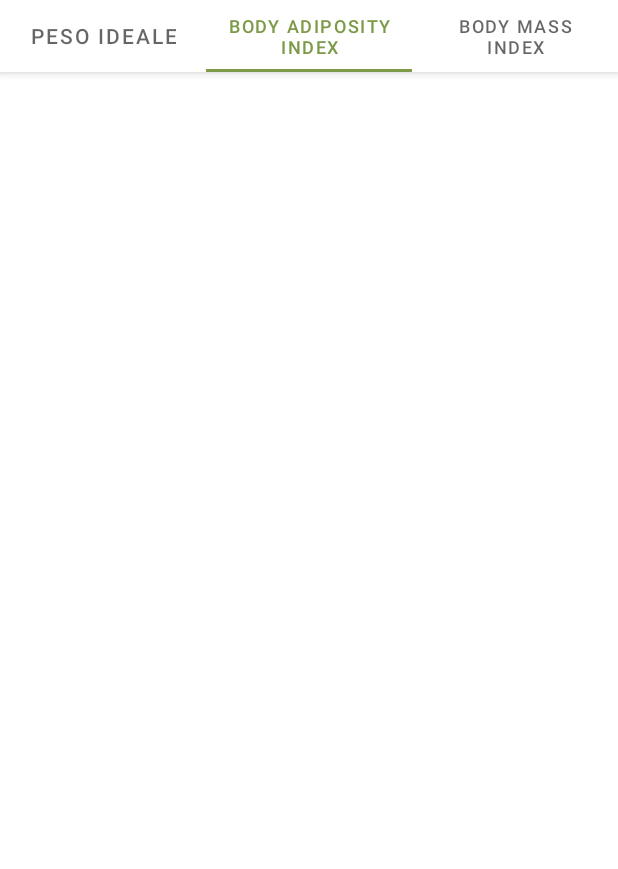
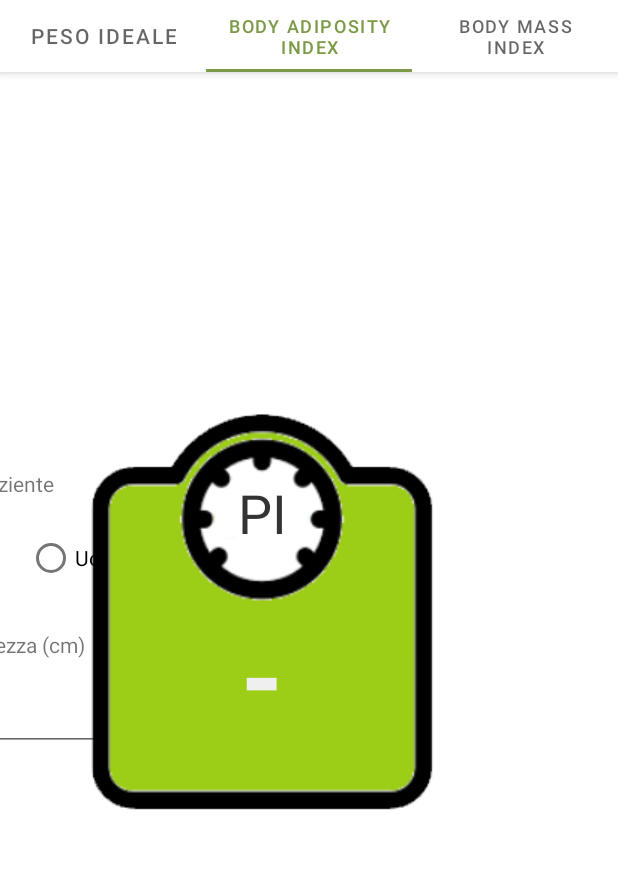
Before and after one commit to ga2/NutriPlan, an Android app: the ActivityCalc screen opened directly, with no data from a screen before it, tab 2 chosen, on a phone screen of 412 x 824 dp, the part 89-958 px from its top. Run offline under Robolectric (Android 15) with nearby library versions, the light colour scheme and no system bars; 1 statement that could not run was skipped.

Commit message:
- draft of tab system for index calculator with Lorenz formula, only for women

```diff
--- a/app/build.gradle
+++ b/app/build.gradle
@@ -34,6 +34,7 @@ dependencies {
     implementation 'androidx.constraintlayout:constraintlayout:1.1.3'
     implementation 'androidx.lifecycle:lifecycle-livedata-ktx:2.2.0'
     implementation 'androidx.lifecycle:lifecycle-viewmodel-ktx:2.2.0'
+    implementation 'androidx.legacy:legacy-support-v4:1.0.0'
     testImplementation 'junit:junit:4.+'
     androidTestImplementation 'androidx.test.ext:junit:1.1.1'
     androidTestImplementation 'androidx.test.espresso:espresso-core:3.2.0'
--- a/app/src/main/java/com/cafape/nutriplan/ActivityCalc.java
+++ b/app/src/main/java/com/cafape/nutriplan/ActivityCalc.java
@@ -29,6 +29,7 @@ public class ActivityCalc extends AppCompatActivity
         viewPager.setAdapter(sectionsPagerAdapter);
         TabLayout tabs = findViewById(R.id.tabs);
         tabs.setupWithViewPager(viewPager);
+
     }
 
     public void setUiComponents() {
--- /dev/null
+++ b/app/src/main/java/com/cafape/nutriplan/fragments/Fragment_CalcBodyMassIndex.java
@@ -0,0 +1,133 @@
+package com.cafape.nutriplan.fragments;
+
+import android.os.Bundle;
+
+import androidx.fragment.app.Fragment;
+
+import android.text.Editable;
+import android.text.TextWatcher;
+import android.view.KeyEvent;
+import android.view.LayoutInflater;
+import android.view.View;
+import android.view.ViewGroup;
+import android.widget.EditText;
+import android.widget.FrameLayout;
+import android.widget.TextView;
+
+import com.cafape.nutriplan.R;
+
+import java.util.regex.Pattern;
+
+/**
+ * A simple {@link Fragment} subclass.
+ * Use the {@link Fragment_CalcBodyMassIndex#newInstance} factory method to
+ * create an instance of this fragment.
+ */
+public class Fragment_CalcBodyMassIndex extends Fragment
+{
+
+    // TODO: Rename parameter arguments, choose names that match
+    // the fragment initialization parameters, e.g. ARG_ITEM_NUMBER
+    private static final String ARG_PARAM1 = "param1";
+    private static final String ARG_PARAM2 = "param2";
+
+    // TODO: Rename and change types of parameters
+    private String mParam1;
+    private String mParam2;
+
+    private EditText fragment_calc_bmi_form_editText_height;
+    private TextView fragment_calc_bmi_framelayout_textView_result;
+
+    public Fragment_CalcBodyMassIndex() {
+        // Required empty public constructor
+    }
+
+    /**
+     * Use this factory method to create a new instance of
+     * this fragment using the provided parameters.
+     *
+     * @param param1 Parameter 1.
+     * @param param2 Parameter 2.
+     * @return A new instance of fragment CalcBodyMassIndex.
+     */
+    // TODO: Rename and change types and number of parameters
+    public static Fragment_CalcBodyMassIndex newInstance(String param1, String param2) {
+        Fragment_CalcBodyMassIndex fragment = new Fragment_CalcBodyMassIndex();
+        Bundle args = new Bundle();
+        args.putString(ARG_PARAM1, param1);
+        args.putString(ARG_PARAM2, param2);
+        fragment.setArguments(args);
+        return fragment;
+    }
+
+    @Override
+    public void onCreate(Bundle savedInstanceState) {
+        super.onCreate(savedInstanceState);
+        if (getArguments() != null) {
+            mParam1 = getArguments().getString(ARG_PARAM1);
+            mParam2 = getArguments().getString(ARG_PARAM2);
+        }
+    }
+
+    @Override
+    public View onCreateView(LayoutInflater inflater, ViewGroup container, Bundle savedInstanceState) {
+        // Inflate the layout for this fragment
+        //return inflater.inflate(R.layout.fragment_calc_body_mass_index, container, false);
+        View layout = inflater.inflate(R.layout.fragment_calc_body_mass_index, container, false);
+        fragment_calc_bmi_form_editText_height = layout.findViewById(R.id.fragment_calc_bmi_form_editText_height);
+        fragment_calc_bmi_framelayout_textView_result = layout.findViewById(R.id.fragment_calc_bmi_framelayout_textView_result);
+        setListeners();
+        return layout;
+    }
+
+    /*
+    public void setUiComponent() {
+        fragment_calc_bmi_form_editText_height = getView().findViewById()
+    }
+
+     */
+
+    public void setListeners() {
+        fragment_calc_bmi_form_editText_height.addTextChangedListener(new TextWatcher()
+        {
+            @Override
+            public void beforeTextChanged(CharSequence charSequence, int i, int i1, int i2) {
+
+            }
+
+            @Override
+            public void onTextChanged(CharSequence charSequence, int i, int i1, int i2) {
+
+            }
+
+            @Override
+            public void afterTextChanged(Editable editable) {
+                String height_string = editable.toString();
+                if(height_string != null && height_string.length() > 0) {
+                    if(isPositiveNumeric(height_string)) {
+                        fragment_calc_bmi_framelayout_textView_result.setText(String.valueOf(calculateIdealWeigth(height_string)));
+                    }
+                    else {
+                        fragment_calc_bmi_framelayout_textView_result.setText("-");
+                    }
+                } else {
+                    fragment_calc_bmi_framelayout_textView_result.setText("-");
+                }
+            }
+        });
+    }
+
+    private Pattern pattern = Pattern.compile("\\d+(\\.\\d+)?");
+
+    public boolean isPositiveNumeric(String strNum) {
+        if (strNum == null) {
+            return false;
+        }
+        return pattern.matcher(strNum).matches();
+    }
+
+    public Float calculateIdealWeigth(String height) {
+        float height_float = Float.parseFloat(height);
+        return (height_float - 100 - (height_float - 150) / 2);
+    }
+}
--- a/app/src/main/java/com/cafape/nutriplan/ui/main/SectionsPagerAdapter.java
+++ b/app/src/main/java/com/cafape/nutriplan/ui/main/SectionsPagerAdapter.java
@@ -9,6 +9,7 @@ import androidx.fragment.app.FragmentManager;
 import androidx.fragment.app.FragmentPagerAdapter;
 
 import com.cafape.nutriplan.R;
+import com.cafape.nutriplan.fragments.Fragment_CalcBodyMassIndex;
 
 /**
  * A [FragmentPagerAdapter] that returns a fragment corresponding to
@@ -16,7 +17,7 @@ import com.cafape.nutriplan.R;
  */
 public class SectionsPagerAdapter extends FragmentPagerAdapter
 {
-    static int NUMBER_PAGES = 3;
+    final int NUMBER_PAGES = 3;
 
     @StringRes
     private static final int[] TAB_TITLES = new int[]{R.string.activitycalc_string_tab_pi, R.string.activitycalc_string_tab_bai, R.string.activitycalc_string_tab_bmi};
@@ -31,6 +32,12 @@ public class SectionsPagerAdapter extends FragmentPagerAdapter
     public Fragment getItem(int position) {
         // getItem is called to instantiate the fragment for the given page.
         // Return a PlaceholderFragment (defined as a static inner class below).
+        switch (position) {
+            case 0: { return PlaceholderFragment.newInstance(position + 1);}
+            case 1: {return Fragment_CalcBodyMassIndex.newInstance("1", "page 2");
+            }
+            case 3: { return PlaceholderFragment.newInstance(position + 1);}
+        }
         return PlaceholderFragment.newInstance(position + 1);
     }
 
--- /dev/null
+++ b/app/src/main/res/layout/fragment_calc_body_mass_index.xml
@@ -0,0 +1,113 @@
+<?xml version="1.0" encoding="utf-8"?>
+<FrameLayout xmlns:android="http://schemas.android.com/apk/res/android"
+    xmlns:app="http://schemas.android.com/apk/res-auto"
+    xmlns:tools="http://schemas.android.com/tools"
+    android:layout_width="match_parent"
+    android:layout_height="match_parent"
+    tools:context=".fragments.Fragment_CalcBodyMassIndex">
+
+    <androidx.constraintlayout.widget.ConstraintLayout
+        android:layout_width="match_parent"
+        android:layout_height="match_parent">
+
+        <androidx.constraintlayout.widget.ConstraintLayout
+            android:layout_width="wrap_content"
+            android:layout_height="wrap_content"
+            app:layout_constraintBottom_toBottomOf="parent"
+            app:layout_constraintEnd_toStartOf="@+id/fragment_calc_bmi_framelayout_scale"
+            app:layout_constraintStart_toStartOf="parent"
+            app:layout_constraintTop_toTopOf="parent">
+
+            <TextView
+                android:id="@+id/fragment_calc_bmi_form_textView_label_sex"
+                style="@style/style_activitycalc_form_label"
+                android:text="Selezionare sesso paziente"
+                app:layout_constraintTop_toTopOf="parent"
+                tools:layout_editor_absoluteX="64dp" />
+
+            <RadioGroup
+                android:id="@+id/radioGroup"
+                android:layout_width="wrap_content"
+                android:layout_height="wrap_content"
+                android:layout_marginTop="16dp"
+                android:orientation="horizontal"
+                app:layout_constraintStart_toStartOf="parent"
+                app:layout_constraintTop_toBottomOf="@+id/fragment_calc_bmi_form_textView_label_sex"
+                tools:ignore="MissingConstraints">
+
+                <RadioButton
+                    android:id="@+id/fragment_calc_bmi_radio_female"
+                    android:layout_width="150dp"
+                    android:layout_height="wrap_content"
+                    android:checked="true"
+                    android:text="Donna ♀" />
+
+                <RadioButton
+                    android:id="@+id/fragment_calc_bmi_radio_male"
+                    android:layout_width="150dp"
+                    android:layout_height="wrap_content"
+                    android:text="Uomo ♂" />
+            </RadioGroup>
+
+            <TextView
+                android:id="@+id/fragment_calc_bmi_form_textView_label_height"
+                style="@style/style_activitycalc_form_label"
+                android:layout_marginTop="24dp"
+                android:text="Altezza (cm)"
+                app:layout_constraintEnd_toEndOf="@+id/radioGroup"
+                app:layout_constraintStart_toStartOf="@+id/radioGroup"
+                app:layout_constraintTop_toBottomOf="@+id/radioGroup" />
+
+            <EditText
+                android:id="@+id/fragment_calc_bmi_form_editText_height"
+                android:layout_width="wrap_content"
+                android:layout_height="wrap_content"
+                android:layout_marginTop="16dp"
+                android:ems="10"
+                android:inputType="numberSigned"
+                android:text="0"
+                app:layout_constraintEnd_toEndOf="@+id/fragment_calc_bmi_form_textView_label_height"
+                app:layout_constraintStart_toStartOf="@+id/fragment_calc_bmi_form_textView_label_height"
+                app:layout_constraintTop_toBottomOf="@+id/fragment_calc_bmi_form_textView_label_height" />
+        </androidx.constraintlayout.widget.ConstraintLayout>
+
+
+        <FrameLayout
+            android:id="@+id/fragment_calc_bmi_framelayout_scale"
+            android:layout_width="wrap_content"
+            android:layout_height="wrap_content"
+            android:layout_marginEnd="96dp"
+            app:layout_constraintBottom_toBottomOf="parent"
+            app:layout_constraintEnd_toEndOf="parent"
+            app:layout_constraintTop_toTopOf="parent">
+
+            <ImageView
+                android:id="@+id/fragment_calc_bmi_framelayout_imageView"
+                android:layout_width="wrap_content"
+                android:layout_height="wrap_content"
+                android:src="@drawable/balance" />
+
+            <TextView
+                android:id="@+id/fragment_calc_bmi_framelayout_textView_label"
+                android:layout_width="match_parent"
+                android:layout_height="wrap_content"
+                android:layout_marginTop="52dp"
+                android:gravity="center"
+                android:text="PI"
+                android:textColor="@color/dark_grey"
+                android:textSize="36sp" />
+
+            <TextView
+                android:id="@+id/fragment_calc_bmi_framelayout_textView_result"
+                android:layout_width="match_parent"
+                android:layout_height="wrap_content"
+                android:layout_marginTop="136dp"
+                android:text="-"
+                android:textAlignment="center"
+                android:textColor="#EFEFEF"
+                android:textSize="72dp"
+                android:textStyle="bold" />
+        </FrameLayout>
+    </androidx.constraintlayout.widget.ConstraintLayout>
+
+</FrameLayout>
--- a/app/src/main/res/values/strings.xml
+++ b/app/src/main/res/values/strings.xml
@@ -16,6 +16,8 @@
     <string name="activitycalc_string_tab_pi">Peso Ideale</string>
     <string name="activitycalc_string_tab_bai">Body Adiposity Index</string>
     <string name="activitycalc_string_tab_bmi">Body Mass Index</string>
+    <!-- TODO: Remove or change this placeholder text -->
+    <string name="hello_blank_fragment">Hello blank fragment</string>
 
     <!-- END Activity_calc -->
 </resources>
--- a/app/src/main/res/values/styles.xml
+++ b/app/src/main/res/values/styles.xml
@@ -20,4 +20,9 @@
         <item name="color">@color/white</item>
         <item name="background">@color/primaryLightColor</item>
     </style>
+
+    <style name="style_activitycalc_form_label">
+        <item name="android:layout_width">wrap_content</item>
+        <item name="android:layout_height">wrap_content</item>
+    </style>
 </resources>
```
Also changed, not shown: app/src/main/AndroidManifest.xml (+9 -10 lines), app/src/main/java/com/cafape/nutriplan/ActivityMenu.java (+4 -4 lines), app/src/main/java/com/cafape/nutriplan/fragments/CalcBodyAdiposityIndex.java (added, +66 -0 lines), app/src/main/java/com/cafape/nutriplan/fragments/FragmentCalcIdealWeight.java (added, +66 -0 lines), app/src/main/res/drawable/layout_activitymenu_card.xml (added, +7 -0 lines), app/src/main/res/layout/fragment_calc_body_adiposity_index.xml (added, +14 -0 lines), app/src/main/res/layout/fragment_calc_ideal_weight.xml (added, +14 -0 lines), app/src/main/res/drawable-v24/balance.png (added).
